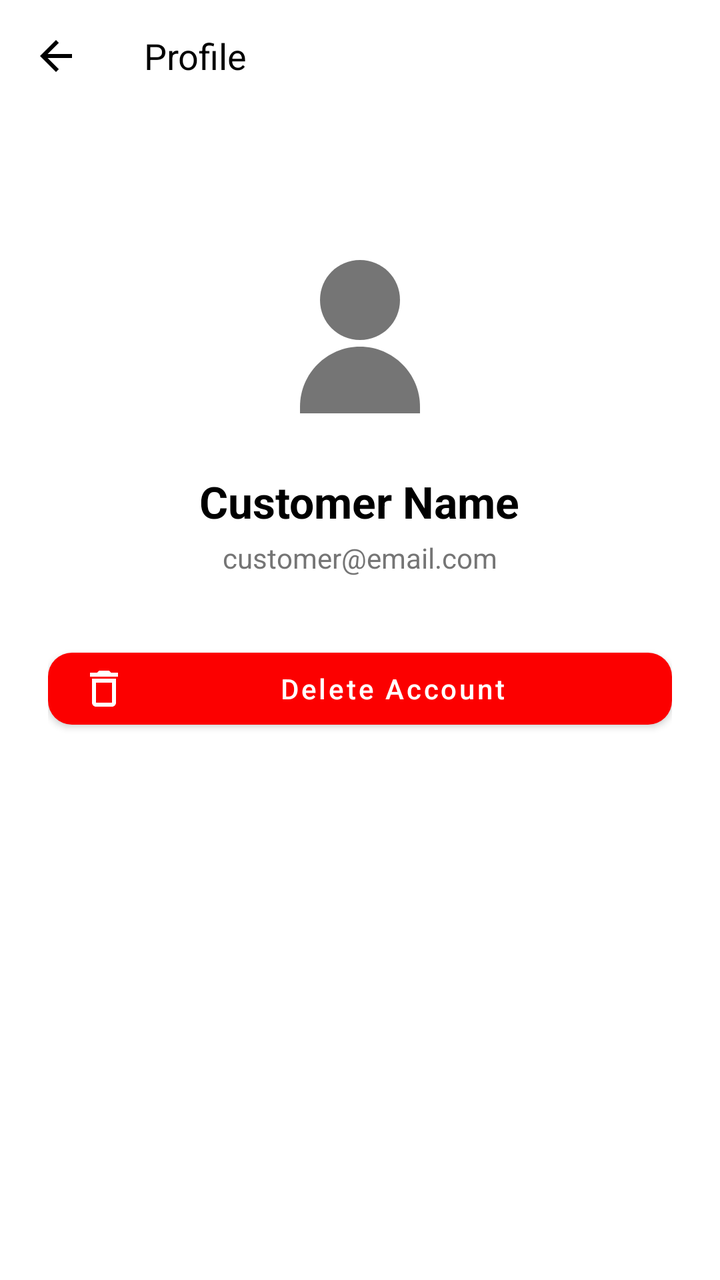
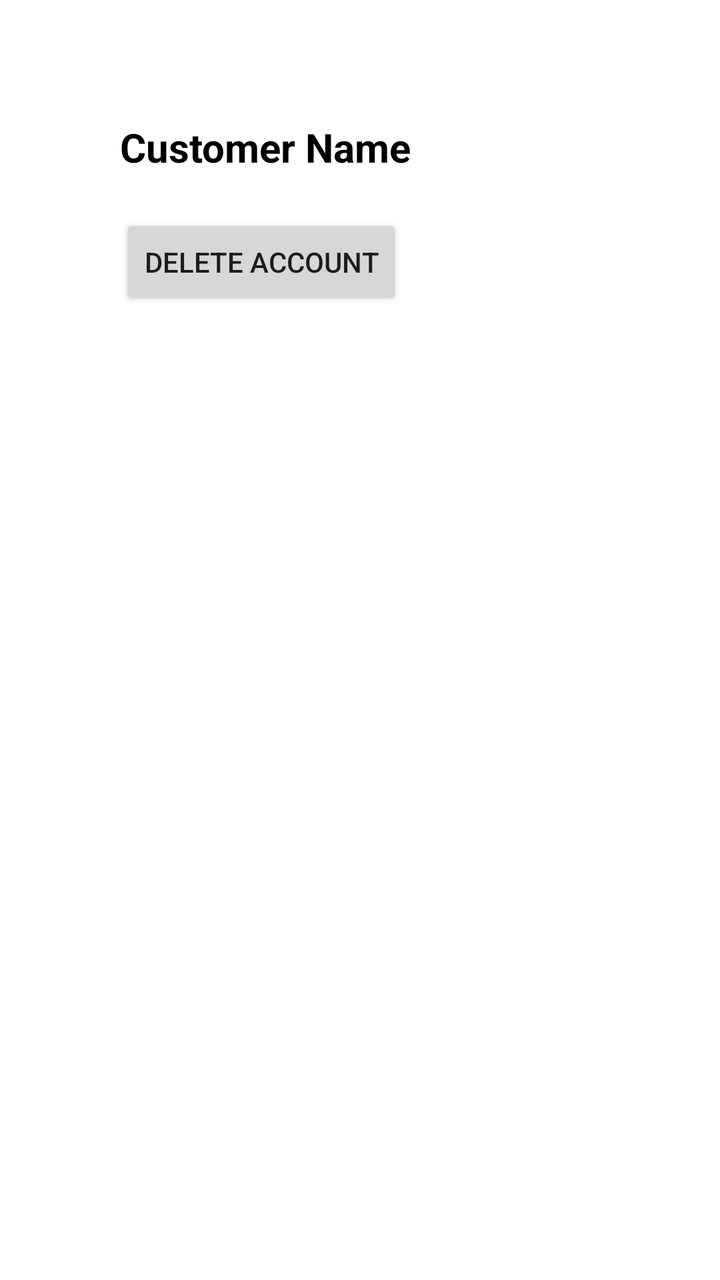

The first picture is an Android layout as it rendered before a commit; the second is the same layout after the commit. The layout source and the unified diff follow.
<!-- AndroidManifest.xml: application theme Theme.PizzaMania -->
<!-- res/layout/activity_profile.xml -->
<?xml version="1.0" encoding="utf-8"?>
<LinearLayout xmlns:android="http://schemas.android.com/apk/res/android"
    xmlns:app="http://schemas.android.com/apk/res-auto"
    android:layout_width="match_parent"
    android:layout_height="match_parent"
    android:orientation="vertical"
    android:background="@color/white">

    
    <androidx.appcompat.widget.Toolbar
        android:id="@+id/toolbar"
        android:layout_width="match_parent"
        android:layout_height="?attr/actionBarSize"
        android:background="@color/white"
        app:navigationIcon="@drawable/back_icon"
        app:title="Profile"
        app:titleTextColor="@color/black"
        app:titleTextAppearance="@style/TextAppearance.AppCompat.Medium" />

    
    <LinearLayout
        android:layout_width="match_parent"
        android:layout_height="match_parent"
        android:orientation="vertical"
        android:gravity="center_horizontal"
        android:padding="24dp">

        
        <com.google.android.material.imageview.ShapeableImageView
            android:id="@+id/imgProfile"
            android:layout_width="100dp"
            android:layout_height="100dp"
            android:src="@drawable/ic_person"
            android:contentDescription="Profile Picture"
            android:scaleType="centerCrop"

            android:layout_marginTop="40dp" />

        
        <TextView
            android:id="@+id/txtProfileName"
            android:layout_width="wrap_content"
            android:layout_height="wrap_content"
            android:layout_marginTop="16dp"
            android:text="Customer Name"
            android:textSize="22sp"
            android:textStyle="bold"
            android:textColor="@color/black" />

        
        <TextView
            android:id="@+id/txtProfileEmail"
            android:layout_width="wrap_content"
            android:layout_height="wrap_content"
            android:layout_marginTop="4dp"
            android:text="customer@email.com"
            android:textSize="14sp"
            android:textColor="@color/grey_600" />

        
        <com.google.android.material.button.MaterialButton
            android:id="@+id/btnDeleteAccount"
            android:layout_width="match_parent"
            android:layout_height="wrap_content"
            android:layout_marginTop="32dp"
            android:text="Delete Account"
            android:textAllCaps="false"
            app:cornerRadius="12dp"
            app:icon="@drawable/ic_delete"
            app:iconTint="@android:color/white"
            app:backgroundTint="@color/red_500"
            android:textColor="@android:color/white" />

    </LinearLayout>

</LinearLayout>
<!-- resources referenced by this layout -->
<resources>
  <color name="black">#000000</color>
  <color name="grey_600">#757575</color>
  <color name="red_500">#fc0000</color>
  <color name="white">#FFFFFF</color>
  <!-- drawable back_icon (drawable) -->
  <vector xmlns:android="http://schemas.android.com/apk/res/android"
      android:width="24dp"
      android:height="24dp"
      android:viewportWidth="24"
      android:viewportHeight="24"
      android:tint="@color/black">
  
      <path
          android:fillColor="@android:color/black"
          android:pathData="M20,11H7.83l5.59,-5.59L12,4l-8,8 8,8 1.41,-1.41L7.83,13H20v-2z"/>
  </vector>
  <!-- drawable ic_delete (drawable) -->
  <vector xmlns:android="http://schemas.android.com/apk/res/android"
      android:width="24dp"
      android:height="24dp"
      android:viewportWidth="24"
      android:viewportHeight="24"
      android:tint="@color/red_500">
  
      <path
          android:fillColor="@android:color/black"
          android:pathData="M16,9v10H8V9h8m-1.5,-6h-5l-1,1H5v2h14V4h-3.5l-1,-1zM18,7H6v12c0,1.1 0.9,2 2,2h8c1.1,0 2,-0.9 2,-2V7z" />
  </vector>
  <!-- drawable ic_person (drawable) -->
  <vector xmlns:android="http://schemas.android.com/apk/res/android"
      android:width="24dp"
      android:height="24dp"
      android:viewportWidth="24"
      android:viewportHeight="24"
      android:tint="@color/grey_600">
  
      
      <path
          android:fillColor="@android:color/black"
          android:pathData="M12,12c2.67,0 4.8,-2.13 4.8,-4.8S14.67,2.4 12,2.4 7.2,4.53 7.2,7.2 9.33,12 12,12z" />
  
      
      <path
          android:fillColor="@android:color/black"
          android:pathData="M4.8,20c0,-3.97 3.23,-7.2 7.2,-7.2s7.2,3.23 7.2,7.2v0.8H4.8V20z" />
  </vector>
  <style name="Theme.PizzaMania" parent="Theme.MaterialComponents.DayNight.NoActionBar">
          
          <item name="colorPrimary">@color/orange_500</item>
          <item name="colorPrimaryVariant">@color/orange_700</item>
          <item name="colorOnPrimary">@color/white</item>
  
          
          <item name="colorSecondary">@color/orange_200</item>
          <item name="colorSecondaryVariant">@color/orange_700</item>
          <item name="colorOnSecondary">@color/black</item>
  
          
          <item name="android:windowBackground">@color/white</item>
          <item name="android:statusBarColor">@color/orange_700</item>
      </style>
  <color name="orange_500">#FF9800</color>
  <color name="orange_700">#F57C00</color>
  <color name="orange_200">#FFCC80</color>
</resources>

<!-- the commit's change to res/layout/activity_profile.xml (unified diff, before → after) -->
@@ -1,76 +1,4 @@
-<?xml version="1.0" encoding="utf-8"?>
-<LinearLayout xmlns:android="http://schemas.android.com/apk/res/android"
-    xmlns:app="http://schemas.android.com/apk/res-auto"
-    android:layout_width="match_parent"
-    android:layout_height="match_parent"
-    android:orientation="vertical"
-    android:background="@color/white">
-
-    
-    <androidx.appcompat.widget.Toolbar
-        android:id="@+id/toolbar"
-        android:layout_width="match_parent"
-        android:layout_height="?attr/actionBarSize"
-        android:background="@color/white"
-        app:navigationIcon="@drawable/back_icon"
-        app:title="Profile"
-        app:titleTextColor="@color/black"
-        app:titleTextAppearance="@style/TextAppearance.AppCompat.Medium" />
-
-    
-    <LinearLayout
-        android:layout_width="match_parent"
-        android:layout_height="match_parent"
-        android:orientation="vertical"
-        android:gravity="center_horizontal"
-        android:padding="24dp">
-
-        
-        <com.google.android.material.imageview.ShapeableImageView
-            android:id="@+id/imgProfile"
-            android:layout_width="100dp"
-            android:layout_height="100dp"
-            android:src="@drawable/ic_person"
-            android:contentDescription="Profile Picture"
-            android:scaleType="centerCrop"
-
-            android:layout_marginTop="40dp" />
-
-        
-        <TextView
-            android:id="@+id/txtProfileName"
-            android:layout_width="wrap_content"
-            android:layout_height="wrap_content"
-            android:layout_marginTop="16dp"
-            android:text="Customer Name"
-            android:textSize="22sp"
-            android:textStyle="bold"
-            android:textColor="@color/black" />
-
-        
-        <TextView
-            android:id="@+id/txtProfileEmail"
-            android:layout_width="wrap_content"
-            android:layout_height="wrap_content"
-            android:layout_marginTop="4dp"
-            android:text="customer@email.com"
-            android:textSize="14sp"
-            android:textColor="@color/grey_600" />
-
-        
-        <com.google.android.material.button.MaterialButton
-            android:id="@+id/btnDeleteAccount"
-            android:layout_width="match_parent"
-            android:layout_height="wrap_content"
-            android:layout_marginTop="32dp"
-            android:text="Delete Account"
-            android:textAllCaps="false"
-            app:cornerRadius="12dp"
-            app:icon="@drawable/ic_delete"
-            app:iconTint="@android:color/white"
-            app:backgroundTint="@color/red_500"
-            android:textColor="@android:color/white" />
-
-    </LinearLayout>
-
+<LinearLayout xmlns:android="http://schemas.android.com/apk/res/android" android:layout_width="match_parent" android:layout_height="match_parent" android:orientation="vertical" android:padding="20dp">
+    <TextView android:id="@+id/txtProfileName" android:layout_width="wrap_content" android:layout_height="wrap_content" android:layout_marginTop="40dp" android:layout_marginLeft="40dp" android:text="Customer Name" android:textSize="20sp" android:textStyle="bold" android:textColor="@color/black"/>
+    <Button android:id="@+id/btnDeleteAccount" android:layout_width="wrap_content" android:layout_height="wrap_content" android:layout_marginTop="20dp" android:layout_marginLeft="40dp" android:text="Delete Account"/>
 </LinearLayout>
<!-- resource entries referenced after the edit -->
@@ -1,51 +1,7 @@
 <!-- resources referenced by this layout -->
 <resources>
   <color name="black">#000000</color>
-  <color name="grey_600">#757575</color>
-  <color name="red_500">#fc0000</color>
   <color name="white">#FFFFFF</color>
-  <!-- drawable back_icon (drawable) -->
-  <vector xmlns:android="http://schemas.android.com/apk/res/android"
-      android:width="24dp"
-      android:height="24dp"
-      android:viewportWidth="24"
-      android:viewportHeight="24"
-      android:tint="@color/black">
-  
-      <path
-          android:fillColor="@android:color/black"
-          android:pathData="M20,11H7.83l5.59,-5.59L12,4l-8,8 8,8 1.41,-1.41L7.83,13H20v-2z"/>
-  </vector>
-  <!-- drawable ic_delete (drawable) -->
-  <vector xmlns:android="http://schemas.android.com/apk/res/android"
-      android:width="24dp"
-      android:height="24dp"
-      android:viewportWidth="24"
-      android:viewportHeight="24"
-      android:tint="@color/red_500">
-  
-      <path
-          android:fillColor="@android:color/black"
-          android:pathData="M16,9v10H8V9h8m-1.5,-6h-5l-1,1H5v2h14V4h-3.5l-1,-1zM18,7H6v12c0,1.1 0.9,2 2,2h8c1.1,0 2,-0.9 2,-2V7z" />
-  </vector>
-  <!-- drawable ic_person (drawable) -->
-  <vector xmlns:android="http://schemas.android.com/apk/res/android"
-      android:width="24dp"
-      android:height="24dp"
-      android:viewportWidth="24"
-      android:viewportHeight="24"
-      android:tint="@color/grey_600">
-  
-      
-      <path
-          android:fillColor="@android:color/black"
-          android:pathData="M12,12c2.67,0 4.8,-2.13 4.8,-4.8S14.67,2.4 12,2.4 7.2,4.53 7.2,7.2 9.33,12 12,12z" />
-  
-      
-      <path
-          android:fillColor="@android:color/black"
-          android:pathData="M4.8,20c0,-3.97 3.23,-7.2 7.2,-7.2s7.2,3.23 7.2,7.2v0.8H4.8V20z" />
-  </vector>
   <style name="Theme.PizzaMania" parent="Theme.MaterialComponents.DayNight.NoActionBar">
           
           <item name="colorPrimary">@color/orange_500</item>
